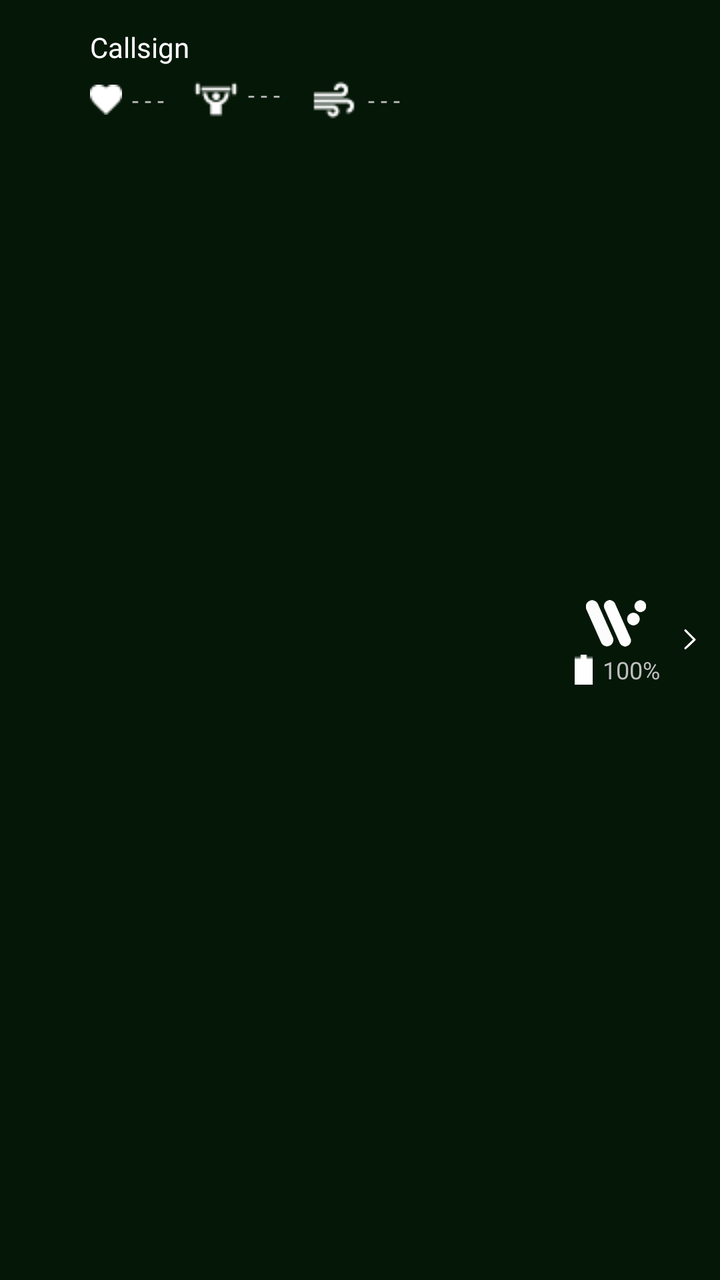
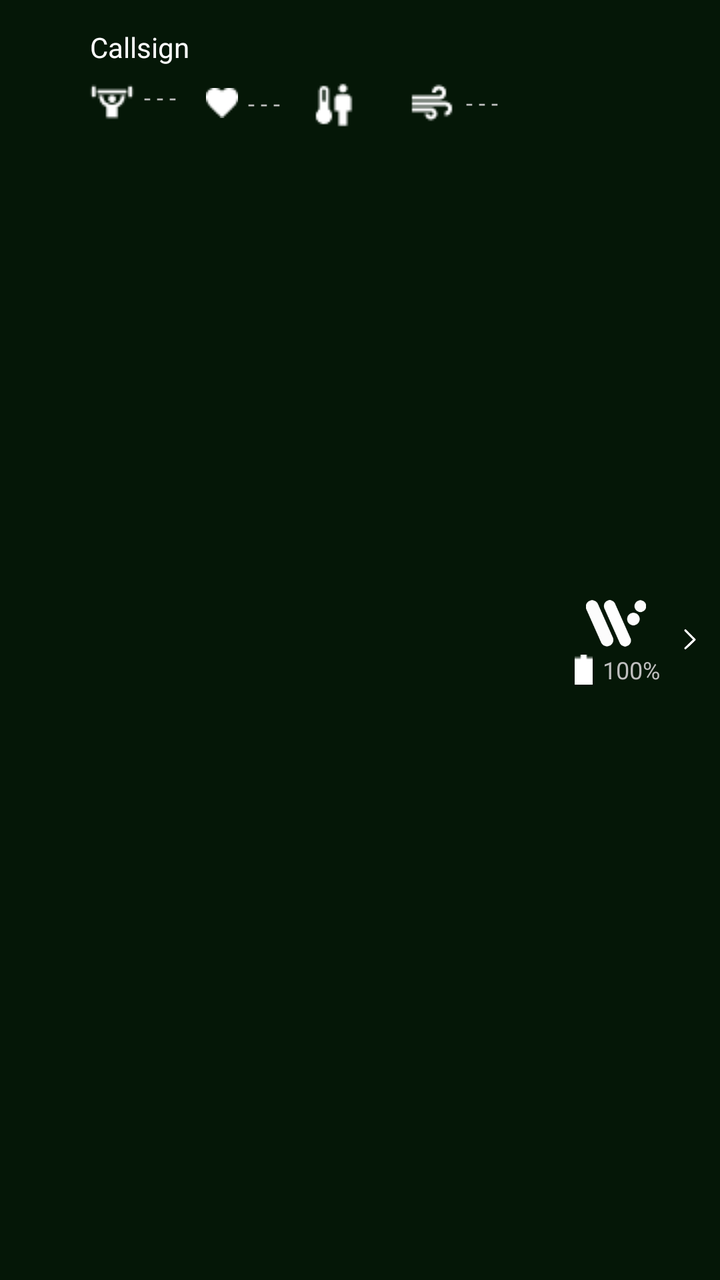

The first picture is an Android layout as it rendered before a commit; the second is the same layout after the commit. The layout source and the unified diff follow.
<!-- AndroidManifest.xml: application theme AppTheme -->
<!-- res/layout/custom_list_view.xml -->
<?xml version="1.0" encoding="utf-8"?>
<LinearLayout
    xmlns:android="http://schemas.android.com/apk/res/android"
    xmlns:tools="http://schemas.android.com/tools"
    android:layout_width="match_parent"
    android:layout_height="wrap_content"
    android:orientation="horizontal"
    android:paddingVertical="10dp"
    tools:ignore="UselessParent"
    android:background="@color/greenbg"
    style="@style/AppTheme">

    <ImageView
        android:id="@+id/alertIcon"
        android:layout_width="25dp"
        android:layout_height="25dp"
        android:layout_margin="10dp"
        android:src="@drawable/danger"
        tools:ignore="ContentDescription"
        android:layout_gravity="center_vertical"
        android:visibility="invisible"/>

    <LinearLayout
        android:id="@+id/nameAndAlerts"
        android:layout_width="wrap_content"
        android:layout_height="wrap_content"
        android:orientation="vertical"
        android:layout_marginTop="4dp">

        <TextView
            android:id="@+id/textCallsign"
            android:layout_width="wrap_content"
            android:layout_height="wrap_content"
            android:textSize="14sp"
            android:text="Callsign"
            android:textColor="@color/white"
            tools:ignore="RtlHardcoded"/>

        <TextView
            android:id="@+id/textisFalsePositive"
            android:layout_width="wrap_content"
            android:layout_height="wrap_content"
            android:textSize="13sp"
            android:text="Band not worn properly, readings may be incorrect"
            android:textColor="@color/light_gray"
            tools:ignore="RtlHardcoded"
            android:paddingBottom="7dp"
            android:drawableStart="@drawable/isfalsepositive"
            android:visibility = "gone"/>

        <TextView
            android:id="@+id/textLastConnected"
            android:layout_width="wrap_content"
            android:layout_height="wrap_content"
            android:textSize="13sp"
            android:text="Last connected X minutes ago"
            android:textColor="@color/light_gray"
            tools:ignore="RtlHardcoded"
            android:paddingBottom="7dp"
            android:visibility="gone"/>

        <LinearLayout
            android:id="@+id/healthData"
            android:layout_width="wrap_content"
            android:layout_height="wrap_content"
            android:gravity="center_vertical"
            android:paddingTop="5dp">

            <TextView
                android:id="@+id/textHeartRate"
                android:layout_width="wrap_content"
                android:layout_height="wrap_content"
                android:textSize="12sp"
                tools:ignore="RtlHardcoded"
                android:text="- - -"
                android:layout_marginEnd="15dp"
                android:drawableStart="@drawable/heartrate"
                android:drawablePadding="5dp"/>

            <TextView
                android:id="@+id/textExertion"
                android:layout_width="wrap_content"
                android:layout_height="wrap_content"
                android:textSize="12sp"
                tools:ignore="RtlHardcoded"
                android:text="- - -"
                android:layout_marginEnd="15dp"
                android:drawableStart="@drawable/exertion"
                android:drawablePadding="5dp"/>

            <TextView
                android:id="@+id/textVo2"
                android:layout_width="wrap_content"
                android:layout_height="wrap_content"
                android:drawableStart="@drawable/vo2"
                android:text="- - -"
                android:textSize="12sp"
                tools:ignore="RtlHardcoded"
                android:gravity="center_vertical"
                android:drawablePadding="5dp"
                android:layout_toEndOf="@id/textHrlv"/>











        </LinearLayout>

        <RelativeLayout
            android:id="@+id/expandedHealthData"
            android:layout_width="wrap_content"
            android:layout_height="wrap_content"
            android:layout_marginTop="3dp"
            android:gravity="center_vertical"
            android:visibility="gone">

            <TextView
                android:id="@+id/textCaloricBurnRate"
                android:layout_width="wrap_content"
                android:layout_height="wrap_content"
                android:textSize="12sp"
                tools:ignore="RtlHardcoded"
                android:text="- - -"
                android:layout_marginEnd="15dp"
                android:drawableStart="@drawable/calories"
                android:drawablePadding="5dp"/>

            <TextView
                android:id="@+id/textHrlv"
                android:layout_width="wrap_content"
                android:layout_height="wrap_content"
                android:textSize="12sp"
                tools:ignore="RtlHardcoded"
                android:text="- - -"
                android:layout_marginEnd="15dp"
                android:drawableStart="@drawable/hrlv"
                android:drawablePadding="5dp"
                android:layout_toEndOf="@id/textCaloricBurnRate"/>













            <TextView
                android:id="@+id/textHrv"
                android:layout_width="wrap_content"
                android:layout_height="wrap_content"
                android:drawableStart="@drawable/hrv"
                android:text="- - -"
                android:textSize="12sp"
                tools:ignore="RtlHardcoded"
                android:drawablePadding="5dp"
                android:layout_marginTop="3dp"
                android:layout_below="@id/textCaloricBurnRate"/>
        </RelativeLayout>

    </LinearLayout>

    <RelativeLayout
        android:layout_width="wrap_content"
        android:layout_height="wrap_content"
        android:layout_gravity="center_vertical"
        android:layout_marginEnd="10dp"
        android:orientation="vertical">

        <ImageView
            android:id="@+id/iconWearableLogo"
            android:layout_width="30dp"
            android:layout_height="30dp"
            android:src="@drawable/wearos"
            android:layout_marginEnd="7dp"
            android:layout_toLeftOf="@id/toggle"/>

        <TextView
            android:id="@+id/textBattery"
            android:layout_width="wrap_content"
            android:layout_height="wrap_content"
            android:textSize="12sp"
            android:text="100%"
            tools:ignore="RtlHardcoded"
            android:layout_below="@id/iconWearableLogo"
            android:layout_toLeftOf="@id/toggle"
            android:drawableStart="@drawable/battery"
            android:drawablePadding="5dp"/>

        <ImageView
            android:id="@+id/toggle"
            android:layout_width="10dp"
            android:layout_height="10dp"
            android:layout_centerVertical="true"
            android:src="@drawable/arrow"
            android:layout_alignParentEnd="true"
            android:layout_marginStart="10dp"/>
    </RelativeLayout>





</LinearLayout>
<!-- resources referenced by this layout -->
<resources>
  <color name="greenbg">#202BB73B</color>
  <color name="light_gray">#A3A3A3</color>
  <color name="white">#ffffff</color>
  <!-- drawable arrow: png bitmap (drawable, 589 bytes) -->
  <!-- drawable battery: png bitmap (drawable, 158 bytes) -->
  <!-- drawable calories: png bitmap (drawable, 372 bytes) -->
  <!-- drawable danger: png bitmap (drawable, 1175 bytes) -->
  <!-- drawable exertion: png bitmap (drawable, 379 bytes) -->
  <!-- drawable heartrate: png bitmap (drawable, 255 bytes) -->
  <!-- drawable hrlv: png bitmap (drawable, 381 bytes) -->
  <!-- drawable hrv: png bitmap (drawable, 371 bytes) -->
  <!-- drawable isfalsepositive: png bitmap (drawable, 552 bytes) -->
  <!-- drawable vo2: png bitmap (drawable, 362 bytes) -->
  <!-- drawable wearos: png bitmap (drawable, 4659 bytes) -->
  <style name="AppTheme" parent="@android:style/Theme.Holo">
          <item name="android:buttonStyle">@android:style/Widget.Button</item>
          <item name="android:imageButtonStyle">@android:style/Widget.Button</item>
          <item name="android:buttonStyleToggle">@android:style/Widget.Button</item>
          <item name="android:spinnerStyle">@style/ATAKSpinner</item>
          <item name="android:spinnerItemStyle">@style/ATAKSpinnerItem</item>
          <item name="android:editTextStyle">@style/ATAKEditText</item>
      </style>
  <style name="ATAKSpinner" parent="@android:style/Widget.Spinner">
          <item name="android:spinnerMode">dialog</item>
      </style>
  <style name="ATAKSpinnerItem" parent="@style/AppTheme">
          <item name="android:textColor">@android:color/black</item>
      </style>
  <style name="ATAKEditText" parent="@android:style/Widget.EditText">
          
          
  
          
          <item name="android:imeOptions">flagNoFullscreen</item>
      </style>
</resources>

<!-- the commit's change to res/layout/custom_list_view.xml (unified diff, before → after) -->
@@ -67,6 +67,17 @@
             android:paddingTop="5dp">
 
             <TextView
+                android:id="@+id/textExertion"
+                android:layout_width="wrap_content"
+                android:layout_height="wrap_content"
+                android:textSize="12sp"
+                tools:ignore="RtlHardcoded"
+                android:text="- - -"
+                android:layout_marginEnd="15dp"
+                android:drawableStart="@drawable/exertion"
+                android:drawablePadding="5dp"/>
+
+            <TextView
                 android:id="@+id/textHeartRate"
                 android:layout_width="wrap_content"
                 android:layout_height="wrap_content"
@@ -78,14 +89,13 @@
                 android:drawablePadding="5dp"/>
 
             <TextView
-                android:id="@+id/textExertion"
-                android:layout_width="wrap_content"
-                android:layout_height="wrap_content"
-                android:textSize="12sp"
-                tools:ignore="RtlHardcoded"
-                android:text="- - -"
-                android:layout_marginEnd="15dp"
-                android:drawableStart="@drawable/exertion"
+                android:id="@+id/textCoreBodyTemp"
+                android:layout_width="wrap_content"
+                android:layout_height="wrap_content"
+                android:textSize="12sp"
+                android:layout_marginEnd="15dp"
+                android:drawableStart="@drawable/corebodytemp"
+                android:contentDescription="@string/skin_temperature"
                 android:drawablePadding="5dp"/>
 
             <TextView
<!-- resource entries referenced after the edit -->
@@ -6,6 +6,7 @@
   <!-- drawable arrow: png bitmap (drawable, 589 bytes) -->
   <!-- drawable battery: png bitmap (drawable, 158 bytes) -->
   <!-- drawable calories: png bitmap (drawable, 372 bytes) -->
+  <!-- drawable corebodytemp: png bitmap (drawable, 384 bytes) -->
   <!-- drawable danger: png bitmap (drawable, 1175 bytes) -->
   <!-- drawable exertion: png bitmap (drawable, 379 bytes) -->
   <!-- drawable heartrate: png bitmap (drawable, 255 bytes) -->
@@ -14,6 +15,7 @@
   <!-- drawable isfalsepositive: png bitmap (drawable, 552 bytes) -->
   <!-- drawable vo2: png bitmap (drawable, 362 bytes) -->
   <!-- drawable wearos: png bitmap (drawable, 4659 bytes) -->
+  <string name="skin_temperature">Skin Temperature</string>
   <style name="AppTheme" parent="@android:style/Theme.Holo">
           <item name="android:buttonStyle">@android:style/Widget.Button</item>
           <item name="android:imageButtonStyle">@android:style/Widget.Button</item>
